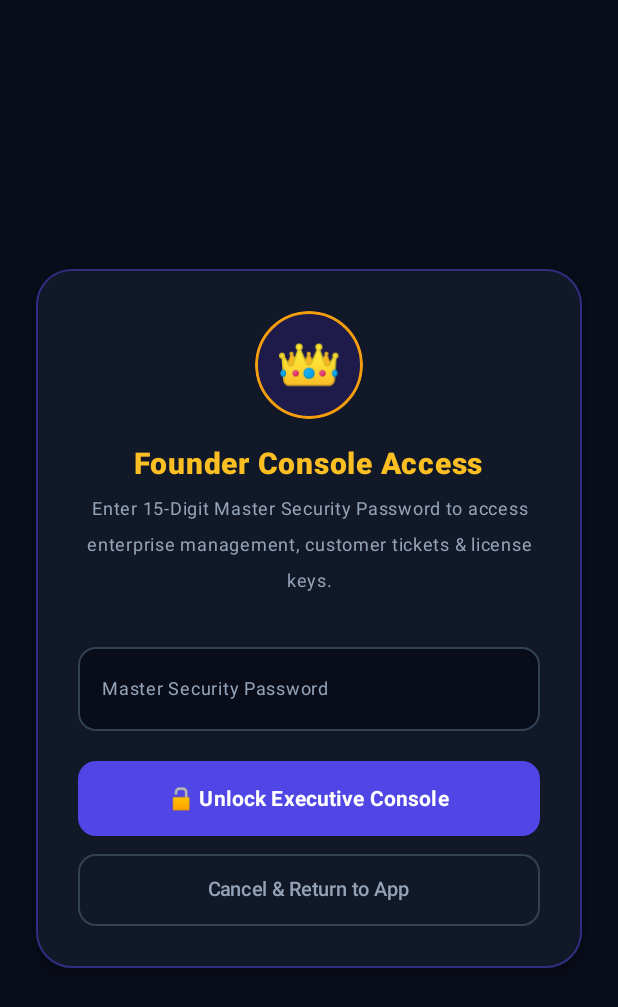
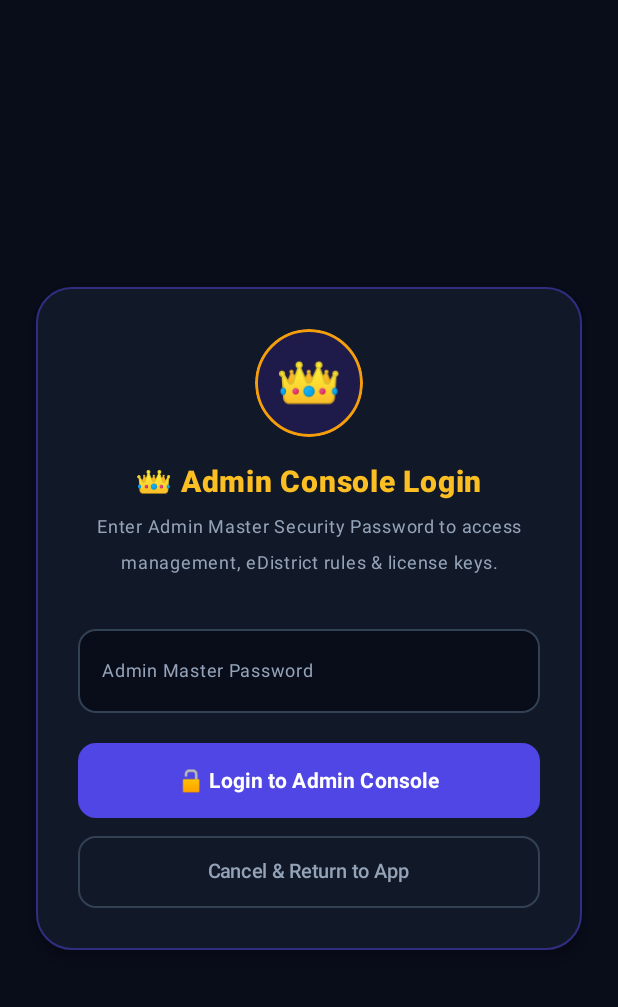
Before and after one commit to ankit261194/OtpForwarder, an Android app built with Jetpack Compose: the composable FounderConsoleScreen shown on its own in the app's theme, on a phone screen of 412 x 824 dp. Shown: the top 1007 px of the screen. Run offline under Robolectric (Android 15) with nearby library versions, the phone set to English and light mode, and no system bars; network calls fail.

Commit message:
feat: restore Admin Console in drawer, unlock custom bot, disguise calculator and v5.2 VIP release

```diff
--- a/app/build.gradle.kts
+++ b/app/build.gradle.kts
@@ -11,8 +11,8 @@ android {
     applicationId = "com.smartnotifier.app"
     minSdk = 24
     targetSdk = 35
-    versionCode = 11
-    versionName = "5.1"
+    versionCode = 12
+    versionName = "5.2"
   }
 
   signingConfigs {
--- a/app/src/main/kotlin/com/example/otpforwarder/MainActivity.kt
+++ b/app/src/main/kotlin/com/example/otpforwarder/MainActivity.kt
@@ -720,6 +720,13 @@ fun MainScreenContent(
                 }
 
                 Spacer(modifier = Modifier.weight(1f))
+                HorizontalDivider(color = Color(0xFF1E293B), modifier = Modifier.padding(vertical = 8.dp))
+
+                // Official Admin Console Entry Button
+                DrawerNavItem("👑 Admin Console (Login)", selected = false, isAccent = true) {
+                    isFounderConsoleOpen = true
+                    scope.launch { drawerState.close() }
+                }
                 Spacer(modifier = Modifier.height(14.dp))
             }
         }
@@ -2431,7 +2438,7 @@ fun FounderConsoleScreen(
                     Spacer(modifier = Modifier.height(18.dp))
 
                     Text(
-                        text = "Founder Console Access",
+                        text = "👑 Admin Console Login",
                         fontSize = 20.sp,
                         fontWeight = FontWeight.ExtraBold,
                         color = Color(0xFFFBBF24)
@@ -2440,7 +2447,7 @@ fun FounderConsoleScreen(
                     Spacer(modifier = Modifier.height(6.dp))
 
                     Text(
-                        text = "Enter 15-Digit Master Security Password to access enterprise management, customer tickets & license keys.",
+                        text = "Enter Admin Master Security Password to access management, eDistrict rules & license keys.",
                         fontSize = 12.sp,
                         color = Color(0xFF94A3B8),
                         textAlign = TextAlign.Center
@@ -2451,7 +2458,7 @@ fun FounderConsoleScreen(
                     OutlinedTextField(
                         value = inputPassword,
                         onValueChange = { inputPassword = it },
-                        label = { Text("Master Security Password", color = Color(0xFF94A3B8), fontSize = 12.sp) },
+                        label = { Text("Admin Master Password", color = Color(0xFF94A3B8), fontSize = 12.sp) },
                         placeholder = { Text("Enter Master Password...", color = Color(0xFF64748B), fontSize = 12.sp) },
                         shape = RoundedCornerShape(12.dp),
                         colors = OutlinedTextFieldDefaults.colors(
@@ -2472,7 +2479,7 @@ fun FounderConsoleScreen(
                         onClick = {
                             if (inputPassword.trim() == "910010025123343") {
                                 isAuthorized = true
-                                Toast.makeText(context, "✅ Welcome Ankit - Founder Access Granted", Toast.LENGTH_SHORT).show()
+                                Toast.makeText(context, "✅ Welcome Ankit - Admin Access Granted", Toast.LENGTH_SHORT).show()
                             } else {
                                 Toast.makeText(context, "❌ Invalid Master Security Password", Toast.LENGTH_SHORT).show()
                             }
@@ -2481,7 +2488,7 @@ fun FounderConsoleScreen(
                         shape = RoundedCornerShape(12.dp),
                         modifier = Modifier.fillMaxWidth().height(50.dp)
                     ) {
-                        Text("🔓 Unlock Executive Console", fontSize = 14.sp, fontWeight = FontWeight.Bold, color = Color.White)
+                        Text("🔓 Login to Admin Console", fontSize = 14.sp, fontWeight = FontWeight.Bold, color = Color.White)
                     }
 
                     Spacer(modifier = Modifier.height(12.dp))
```
Also changed, not shown: 2 other files.
